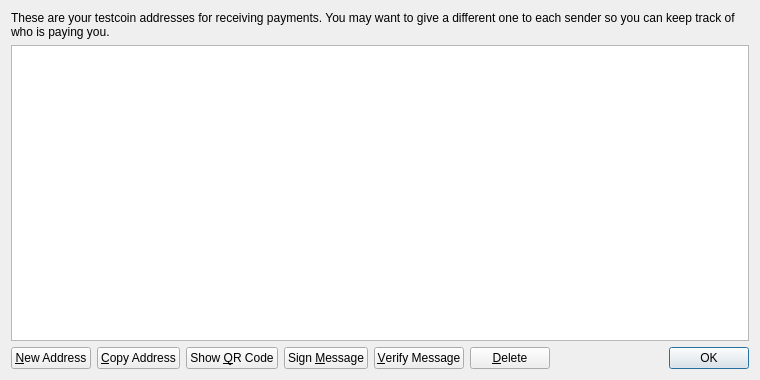
Before: the Qt Designer form src/qt/forms/addressbookpage.ui in yodacoin/test, drawn with Qt 5.
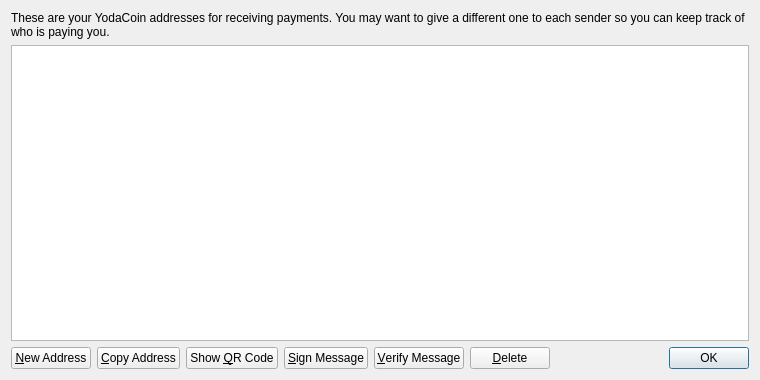
After: the same form once the commit is applied. Icons and pictures are not drawn.

Patch:
```diff
--- a/src/qt/forms/addressbookpage.ui
+++ b/src/qt/forms/addressbookpage.ui
@@ -17,7 +17,7 @@
    <item>
     <widget class="QLabel" name="labelExplanation">
      <property name="text">
-      <string>These are your testcoin addresses for receiving payments. You may want to give a different one to each sender so you can keep track of who is paying you.</string>
+      <string>These are your YodaCoin addresses for receiving payments. You may want to give a different one to each sender so you can keep track of who is paying you.</string>
      </property>
      <property name="textFormat">
       <enum>Qt::PlainText</enum>
@@ -102,7 +102,7 @@
         <string>Sign a message to prove you own a testcoin address</string>
        </property>
        <property name="text">
-        <string>Sign &amp;Message</string>
+        <string>&amp;Sign Message</string>
        </property>
        <property name="icon">
         <iconset resource="../testcoin.qrc">
```
Left out of the diff: 20 changed lines with no effect on the pictures.
